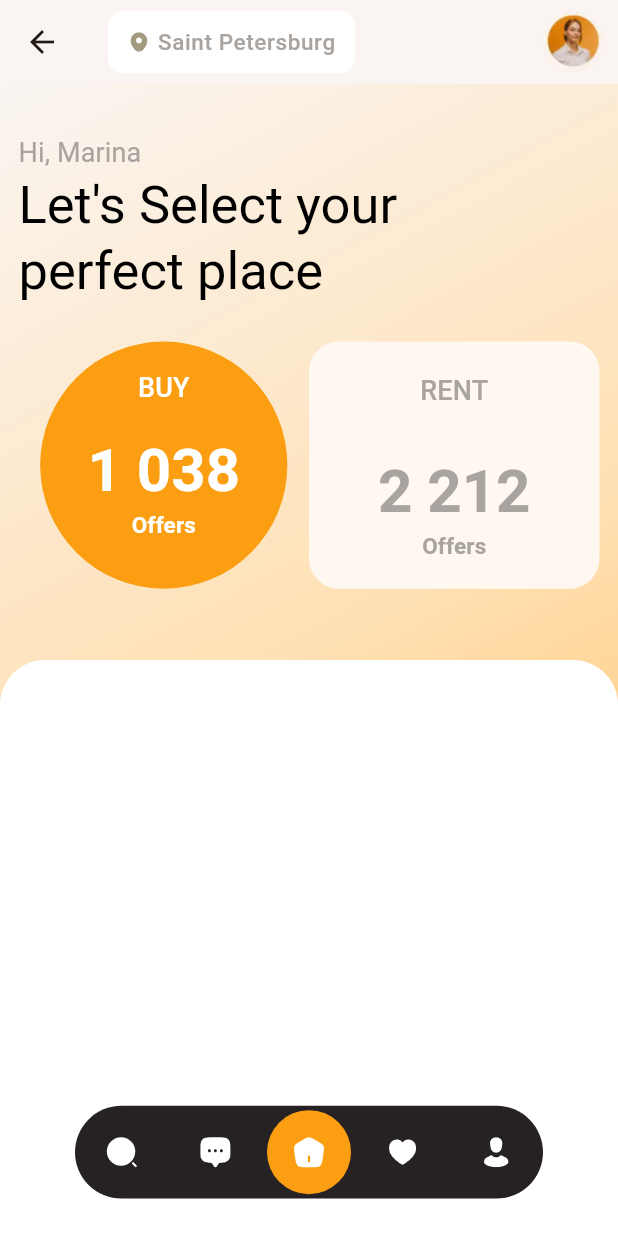
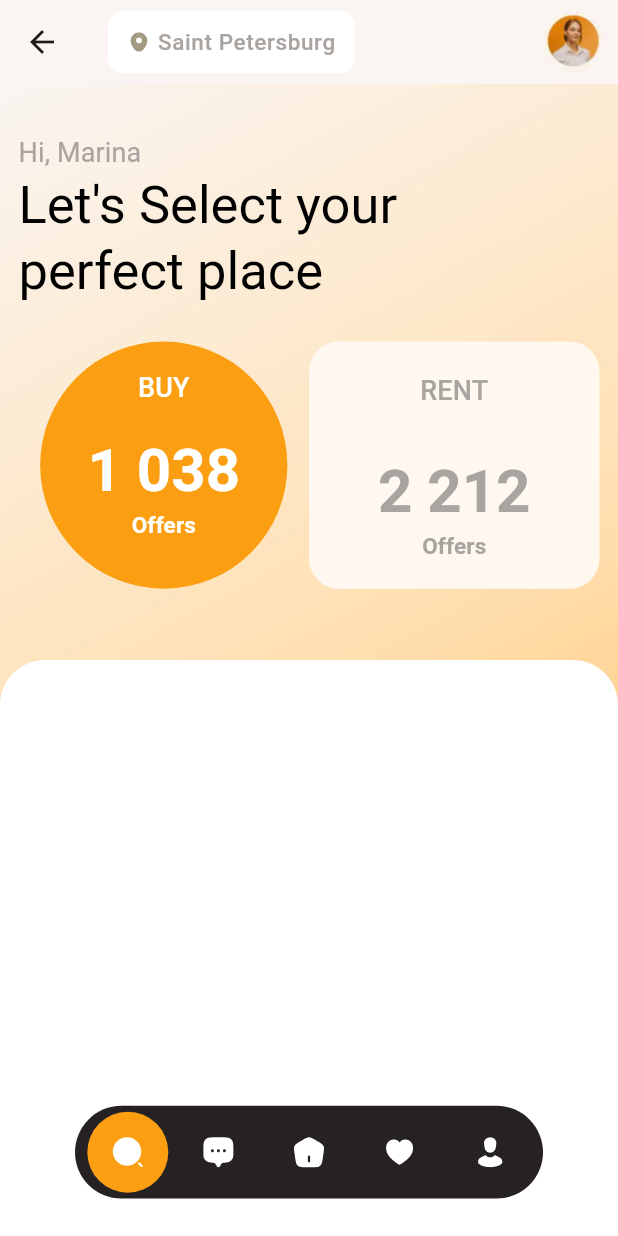
Before and after one commit to chiweliterem/Places, a Flutter app: the Home screen opened directly, on a phone screen of 412 x 824 dp. Run offline on Flutter 3.47's test engine with Material 3 defaults, Android fonts, the phone set to English and light mode, and no system bars; our stand-ins replace flutter_svg, google_fonts.

```diff
--- a/lib/reusable/custom_navigation_bar.dart
+++ b/lib/reusable/custom_navigation_bar.dart
@@ -4,6 +4,8 @@ import 'package:places/colors/colors.dart';
 import 'package:places/enum/enum.dart';
 import 'package:places/screens/home.dart';
 import 'package:places/screens/navigation.dart';
+import 'package:places/view_model/navigation_view_model.dart';
+import 'package:provider/provider.dart';
 
 class CustomNavigationBar extends StatefulWidget {
   const CustomNavigationBar({super.key});
@@ -13,20 +15,23 @@ class CustomNavigationBar extends StatefulWidget {
 }
 
 class _CustomNavigationBarState extends State<CustomNavigationBar> {
-  late Item currentItem;
+  late NavigationViewModel viewModel;
 
   @override
   void initState() {
     super.initState();
-    currentItem = Item.home;
+    viewModel = context.read<NavigationViewModel>();
   }
 
   @override
   Widget build(BuildContext context) {
     return Align(
       alignment: Alignment.bottomCenter,
-      child: Container(
+      child: Consumer<NavigationViewModel>(
+        builder: (_, model, __) {
+          return Container(
             margin: EdgeInsets.symmetric(vertical: 25.0, horizontal: 50.0),
+            padding: EdgeInsets.symmetric(horizontal: 5.0),
             width: MediaQuery.of(context).size.width,
             height: MediaQuery.of(context).size.height * 0.075,
             decoration: BoxDecoration(
@@ -39,17 +44,19 @@ class _CustomNavigationBarState extends State<CustomNavigationBar> {
                   flex: 2,
                   child: GestureDetector(
                     onTap: () {
-                  setState(() {
-                    currentItem = Item.search;
-                  });
+                      //Calling updateCurrentItem function
+                      model.updateCurrentItem(Item.search);
+
                       Navigator.of(context).push(
-                    MaterialPageRoute(builder: (context) => NavigationScreen()),
+                        MaterialPageRoute(
+                          builder: (context) => NavigationScreen(),
+                        ),
                       );
                     },
                     child: CircleAvatar(
-                  maxRadius: 28.0,
+                      maxRadius: 27.0,
                       backgroundColor:
-                      currentItem == Item.search
+                          model.currentItem == Item.search
                               ? kPrimary
                               : Colors.transparent,
                       child: SvgPicture.asset("assets/svgs/search.svg"),
@@ -60,14 +67,13 @@ class _CustomNavigationBarState extends State<CustomNavigationBar> {
                   flex: 2,
                   child: GestureDetector(
                     onTap: () {
-                  setState(() {
-                    currentItem = Item.messaging;
-                  });
+                      //Calling updateCurrentItem function
+                      model.updateCurrentItem(Item.messaging);
                     },
                     child: CircleAvatar(
-                  maxRadius: 28.0,
+                      maxRadius: 27.0,
                       backgroundColor:
-                      currentItem == Item.messaging
+                          model.currentItem == Item.messaging
                               ? kPrimary
                               : Colors.transparent,
                       child: SvgPicture.asset(
@@ -81,9 +87,9 @@ class _CustomNavigationBarState extends State<CustomNavigationBar> {
                   flex: 2,
                   child: GestureDetector(
                     onTap: () {
-                  setState(() {
-                    currentItem = Item.home;
-                  });
+                      //Calling updateCurrentItem function
+                      model.updateCurrentItem(Item.home);
+
                       Navigator.of(context).push(
                         MaterialPageRoute(
                           builder: (context) => Home(appName: "Places"),
@@ -91,9 +97,11 @@ class _CustomNavigationBarState extends State<CustomNavigationBar> {
                       );
                     },
                     child: CircleAvatar(
-                  maxRadius: 28.0,
+                      maxRadius: 27.0,
                       backgroundColor:
-                      currentItem == Item.home ? kPrimary : Colors.transparent,
+                          model.currentItem == Item.home
+                              ? kPrimary
+                              : Colors.transparent,
                       child: SvgPicture.asset(
                         "assets/svgs/home.svg",
                         color: kWhite,
@@ -105,14 +113,15 @@ class _CustomNavigationBarState extends State<CustomNavigationBar> {
                   flex: 2,
                   child: GestureDetector(
                     onTap: () {
-                  setState(() {
-                    currentItem = Item.love;
-                  });
+                      //Calling updateCurrentItem function
+                      model.updateCurrentItem(Item.love);
                     },
                     child: CircleAvatar(
-                  maxRadius: 28.0,
+                      maxRadius: 27.0,
                       backgroundColor:
-                      currentItem == Item.love ? kPrimary : Colors.transparent,
+                          model.currentItem == Item.love
+                              ? kPrimary
+                              : Colors.transparent,
                       child: SvgPicture.asset(
                         "assets/svgs/love.svg",
                         color: kWhite,
@@ -124,14 +133,15 @@ class _CustomNavigationBarState extends State<CustomNavigationBar> {
                   flex: 2,
                   child: GestureDetector(
                     onTap: () {
-                  setState(() {
-                    currentItem = Item.user;
-                  });
+                      //Calling updateCurrentItem function
+                      model.updateCurrentItem(Item.user);
                     },
                     child: CircleAvatar(
-                  maxRadius: 28.0,
+                      maxRadius: 27.0,
                       backgroundColor:
-                      currentItem == Item.user ? kPrimary : Colors.transparent,
+                          model.currentItem == Item.user
+                              ? kPrimary
+                              : Colors.transparent,
                       child: SvgPicture.asset(
                         "assets/svgs/person.svg",
                         color: kWhite,
@@ -143,6 +153,8 @@ class _CustomNavigationBarState extends State<CustomNavigationBar> {
                 ),
               ],
             ),
+          );
+        },
       ),
     );
   }
--- /dev/null
+++ b/lib/view_model/navigation_view_model.dart
@@ -0,0 +1,12 @@
+import 'package:flutter/material.dart';
+import 'package:places/enum/enum.dart';
+
+class NavigationViewModel extends ChangeNotifier {
+  Item currentItem = Item.home;
+
+  //This function updates the currentItem
+  void updateCurrentItem(Item newItem) {
+    currentItem = newItem;
+    notifyListeners();
+  }
+}
--- a/pubspec.yaml
+++ b/pubspec.yaml
@@ -36,6 +36,7 @@ dependencies:
   cupertino_icons: ^1.0.8
   flutter_svg: ^2.0.17
   google_fonts: ^6.2.1
+  provider: ^6.1.2
 
 dev_dependencies:
   flutter_test:
```
Also changed, not shown: lib/main.dart (+14 -5 lines), pubspec.lock. Lines whose indentation alone changed are shown as unchanged.
